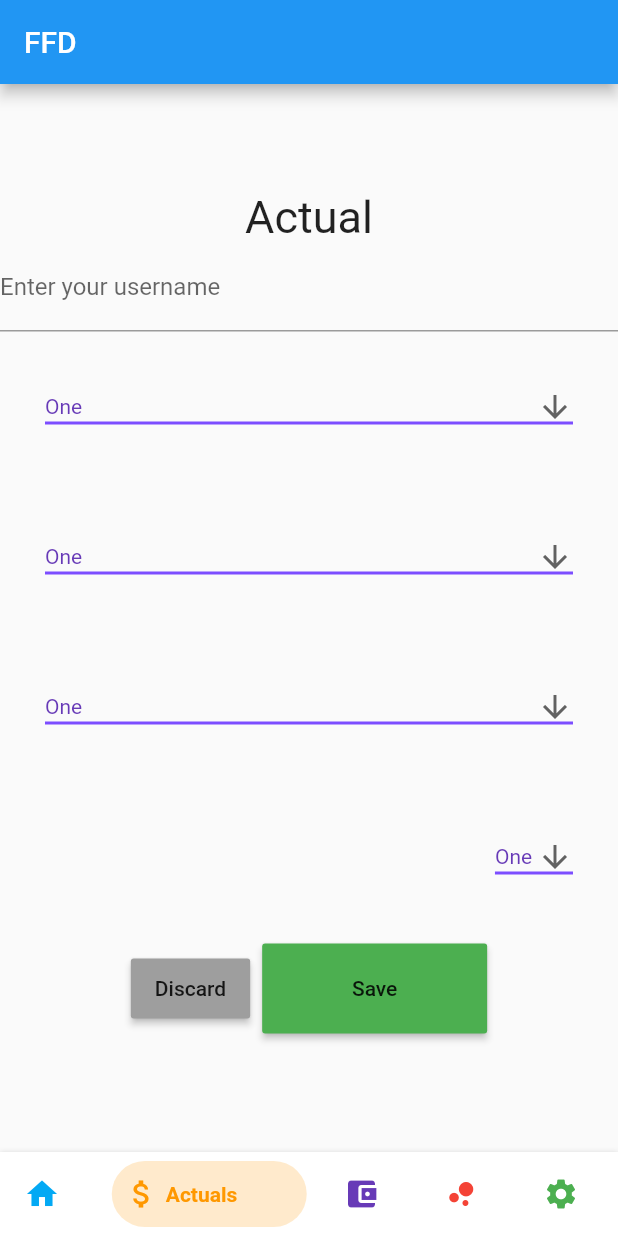
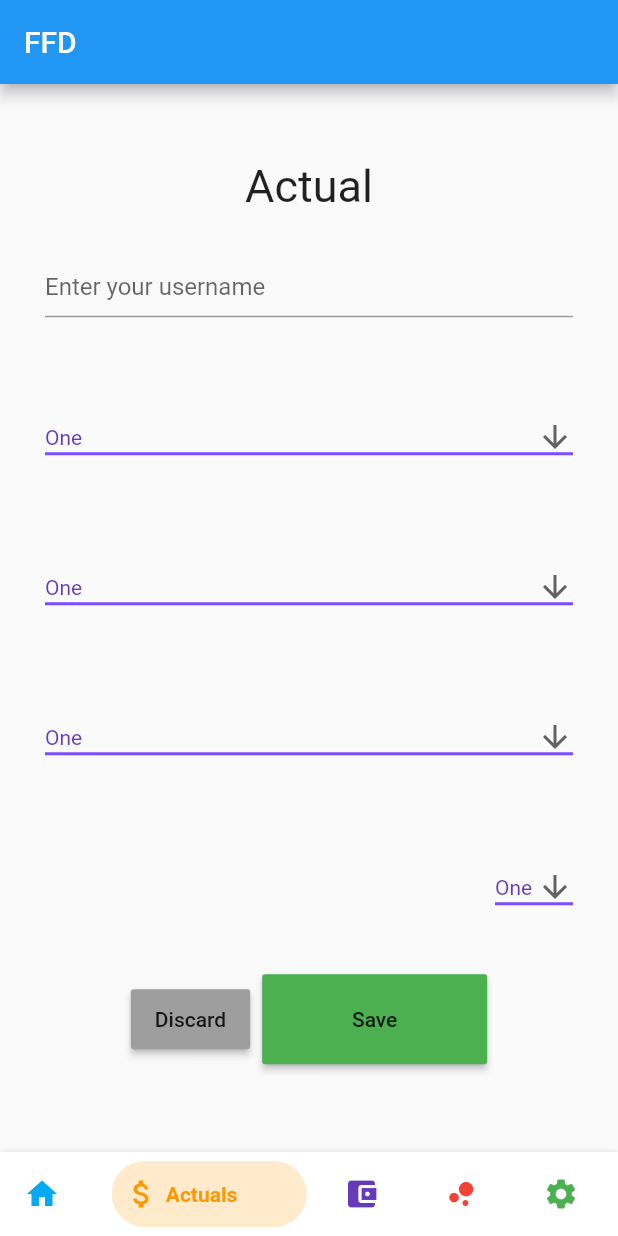
Before and after one commit to jkbngl/FFD, a Flutter app: the MyHomePage screen opened directly, swiped to page 2, on a phone screen of 412 x 824 dp. Run offline on Flutter 3.47's test engine with Material 2 defaults, Android fonts, the phone set to English and light mode, and no system bars; drawn by our look-alikes of bottom_navy_bar; our stand-ins replace syncfusion_flutter_charts.

Commit message:
#21 moved textformfield into container to control width

```diff
--- a/flutter/ffd/lib/backup_color_change_on_nav_tab.dart
+++ b/flutter/ffd/lib/backup_color_change_on_nav_tab.dart
@@ -157,11 +157,20 @@ class _MyHomePageState extends State<MyHomePage> {
                   'Actual',
                   style: TextStyle(fontSize: 30),
                 ),
-                TextFormField(
+                Container(
+                  constraints: BoxConstraints.expand(
+                    height: 100,
+                  ),
+
+                  padding: const EdgeInsets.all(30.0),
+                  //color: Colors.blue[600],
+                  alignment: Alignment.center,
+                  //child: Text('Submit'),
+                  child:TextFormField(
                   decoration: InputDecoration(
                       labelText: 'Enter your username'
                   ),
-                ),
+                ),),
                 Container(
                   constraints: BoxConstraints.expand(
                     height: 100,
```
